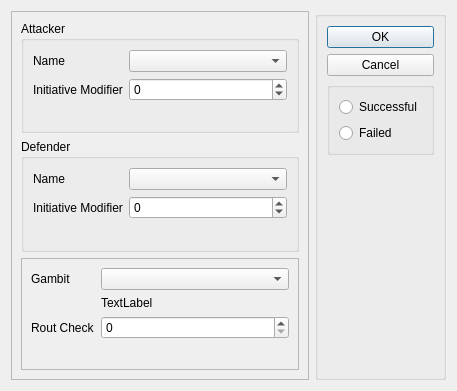
This is lib/decisive_gui.ui in ErikSeguinte/ex-3e-tracker-Python as Qt 5 draws it before an edit. The edited form follows.
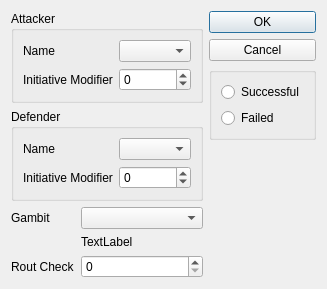
This is the edited form.

Diff of the .ui file:
```diff
--- a/lib/decisive_gui.ui
+++ b/lib/decisive_gui.ui
@@ -6,8 +6,8 @@
    <rect>
     <x>0</x>
     <y>0</y>
-    <width>457</width>
-    <height>391</height>
+    <width>299</width>
+    <height>257</height>
    </rect>
   </property>
   <property name="windowTitle">
@@ -15,14 +15,7 @@
   </property>
   <layout class="QHBoxLayout" name="horizontalLayout">
    <item>
-    <widget class="QFrame" name="frame">
-     <property name="frameShape">
-      <enum>QFrame::StyledPanel</enum>
-     </property>
-     <property name="frameShadow">
-      <enum>QFrame::Raised</enum>
-     </property>
-     <layout class="QVBoxLayout" name="verticalLayout">
+    <layout class="QVBoxLayout" name="verticalLayout_2">
       <item>
        <widget class="QGroupBox" name="groupBox">
         <property name="title">
@@ -104,14 +97,7 @@
        </widget>
       </item>
       <item>
-       <widget class="QFrame" name="frame_2">
-        <property name="frameShape">
-         <enum>QFrame::StyledPanel</enum>
-        </property>
-        <property name="frameShadow">
-         <enum>QFrame::Raised</enum>
-        </property>
-        <layout class="QFormLayout" name="formLayout">
+      <layout class="QFormLayout" name="formLayout_4">
          <item row="0" column="0">
           <widget class="QLabel" name="label_5">
            <property name="text">
@@ -129,10 +115,10 @@
            </property>
           </widget>
          </item>
-         <item row="3" column="1">
+       <item row="2" column="1">
           <widget class="QSpinBox" name="spinBox"/>
          </item>
-         <item row="3" column="0">
+       <item row="2" column="0">
           <widget class="QLabel" name="label_6">
            <property name="text">
             <string>Rout Check</string>
@@ -140,26 +126,11 @@
           </widget>
          </item>
         </layout>
-       </widget>
-      </item>
-     </layout>
-    </widget>
+     </item>
+    </layout>
    </item>
    <item>
-    <widget class="QGroupBox" name="groupBox_3">
-     <property name="sizePolicy">
-      <sizepolicy hsizetype="Fixed" vsizetype="Preferred">
-       <horstretch>0</horstretch>
-       <verstretch>0</verstretch>
-      </sizepolicy>
-     </property>
-     <property name="title">
-      <string/>
-     </property>
-     <property name="alignment">
-      <set>Qt::AlignLeading|Qt::AlignLeft|Qt::AlignTop</set>
-     </property>
-     <layout class="QVBoxLayout" name="verticalLayout_2">
+    <layout class="QVBoxLayout" name="verticalLayout_4">
       <item>
        <widget class="QDialogButtonBox" name="buttonBox">
         <property name="sizePolicy">
@@ -225,7 +196,6 @@
        </spacer>
       </item>
      </layout>
-    </widget>
    </item>
   </layout>
  </widget>
```
Left out of the diff: 14 changed lines with no effect on the pictures. Lines whose indentation alone changed are shown as unchanged.
